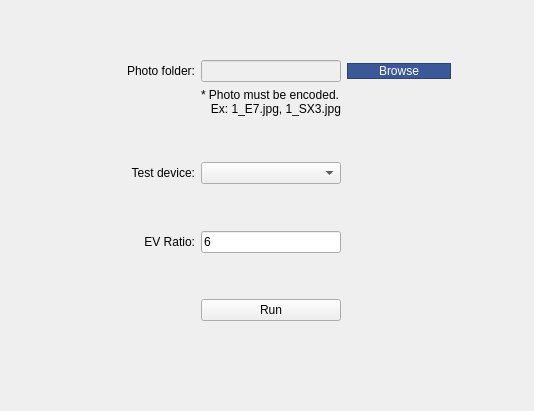
YuTing-Fang1999/FIH-tool, file NTU/Chou/newUI.ui: the form before one commit.
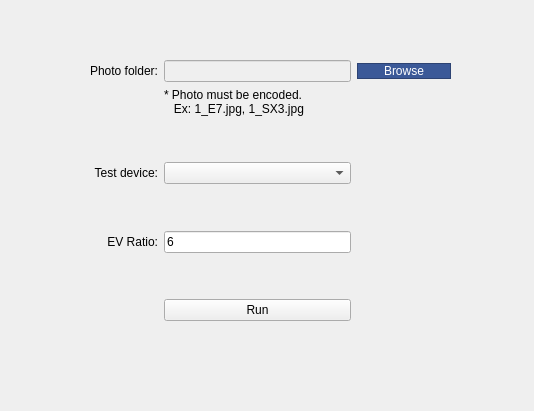
The form after the commit.

Diff of the .ui file:
```diff
--- a/NTU/Chou/newUI.ui
+++ b/NTU/Chou/newUI.ui
@@ -25,7 +25,7 @@
      <height>261</height>
     </rect>
    </property>
-   <layout class="QGridLayout" name="gridLayout" rowstretch="0,0,0,0,0,0,0,0" rowminimumheight="0,0,0,0,0,0,0,0">
+   <layout class="QGridLayout" name="gridLayout" rowstretch="0,0,0,0,0,0,0,0" columnstretch="1,4,2" rowminimumheight="0,0,0,0,0,0,0,0">
     <property name="sizeConstraint">
      <enum>QLayout::SetDefaultConstraint</enum>
     </property>
```
